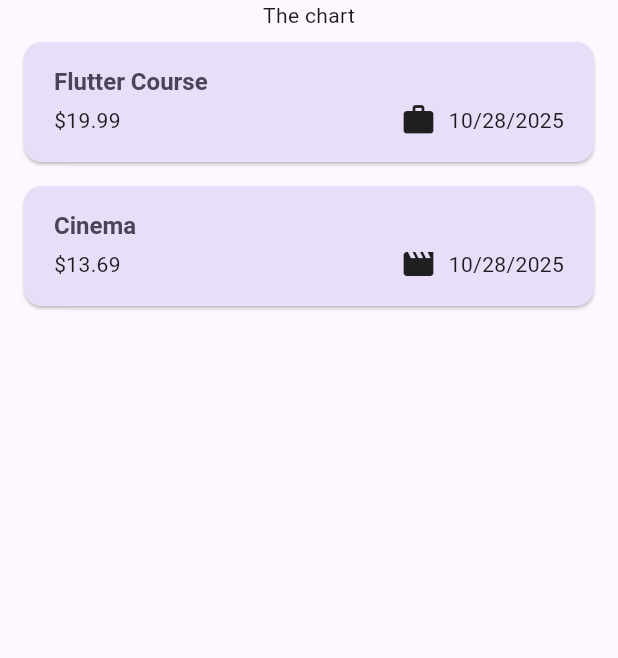
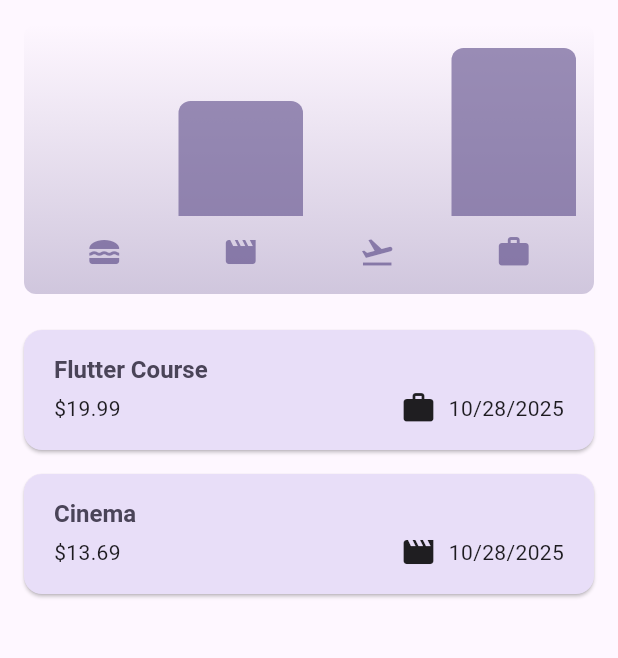
Before and after one commit to victorkimanthi/expense-tracker, a Flutter app: the screen it shows after launch, on a phone screen of 412 x 824 dp, the part 84-742 px from its top. Run offline on Flutter 3.47's test engine with Material 3 defaults, Android fonts, the phone set to English and light mode, and no system bars; missing offline and left inert: dart:ffi.

Commit message:
Added the chart classes for the chart bars

```diff
--- a/lib/models/expense.dart
+++ b/lib/models/expense.dart
@@ -35,3 +35,29 @@ class Expense {
   }
 
 }
+
+class ExpenseBucket {
+  const ExpenseBucket({
+    required this.category,
+    required this.expenses,
+  });
+
+ ExpenseBucket.forCategory(List<Expense> allExpenses, this.category)
+     : expenses = allExpenses
+            .where((expense) => expense.category == category)
+            .toList();
+
+
+  final Category category;
+  final List<Expense> expenses;
+
+  double get totalExpenses {
+    double sum = 0;
+
+    for(final expense in expenses){
+      sum += expense.amount;
+    }
+
+    return sum;
+  }
+}
--- a/lib/widgets/chart/chart.dart
+++ b/lib/widgets/chart/chart.dart
@@ -0,0 +1,95 @@
+import 'package:flutter/material.dart';
+
+import 'package:expenses_tracker/widgets/chart/chart_bar.dart';
+import 'package:expenses_tracker/models/expense.dart';
+
+class Chart extends StatelessWidget {
+  const Chart({super.key, required this.expenses});
+
+  final List<Expense> expenses;
+
+  List<ExpenseBucket> get buckets {
+    return [
+      ExpenseBucket.forCategory(expenses, Category.food),
+      ExpenseBucket.forCategory(expenses, Category.leisure),
+      ExpenseBucket.forCategory(expenses, Category.travel),
+      ExpenseBucket.forCategory(expenses, Category.work),
+    ];
+  }
+
+  double get maxTotalExpense {
+    double maxTotalExpense = 0;
+
+    for (final bucket in buckets) {
+      if (bucket.totalExpenses > maxTotalExpense) {
+        maxTotalExpense = bucket.totalExpenses;
+      }
+    }
+
+    return maxTotalExpense;
+  }
+
+  @override
+  Widget build(BuildContext context) {
+    final isDarkMode =
+        MediaQuery.of(context).platformBrightness == Brightness.dark;
+    return Container(
+      margin: const EdgeInsets.all(16),
+      padding: const EdgeInsets.symmetric(
+        vertical: 16,
+        horizontal: 8,
+      ),
+      width: double.infinity,
+      height: 180,
+      decoration: BoxDecoration(
+        borderRadius: BorderRadius.circular(8),
+        gradient: LinearGradient(
+          colors: [
+            Theme.of(context).colorScheme.primary.withOpacity(0.3),
+            Theme.of(context).colorScheme.primary.withOpacity(0.0)
+          ],
+          begin: Alignment.bottomCenter,
+          end: Alignment.topCenter,
+        ),
+      ),
+      child: Column(
+        children: [
+          Expanded(
+            child: Row(
+              crossAxisAlignment: CrossAxisAlignment.end,
+              children: [
+                for (final bucket in buckets) // alternative to map()
+                  ChartBar(
+                    fill: bucket.totalExpenses == 0
+                        ? 0
+                        : bucket.totalExpenses / maxTotalExpense,
+                  )
+              ],
+            ),
+          ),
+          const SizedBox(height: 12),
+          Row(
+            children: buckets
+                .map(
+                  (bucket) => Expanded(
+                    child: Padding(
+                      padding: const EdgeInsets.symmetric(horizontal: 4),
+                      child: Icon(
+                        categoryIcons[bucket.category],
+                        color: isDarkMode
+                            ? Theme.of(context).colorScheme.secondary
+                            : Theme.of(context)
+                                .colorScheme
+                                .primary
+                                .withOpacity(0.7),
+                      ),
+                    ),
+                  ),
+                )
+                .toList(),
+          )
+        ],
+      ),
+    );
+  }
+}
--- a/lib/widgets/chart/chart_bar.dart
+++ b/lib/widgets/chart/chart_bar.dart
@@ -0,0 +1,34 @@
+import 'package:flutter/material.dart';
+
+class ChartBar extends StatelessWidget {
+  const ChartBar({
+    super.key,
+    required this.fill,
+  });
+
+  final double fill;
+
+  @override
+  Widget build(BuildContext context) {
+    final isDarkMode =
+        MediaQuery.of(context).platformBrightness == Brightness.dark;
+    return Expanded(
+      child: Padding(
+        padding: const EdgeInsets.symmetric(horizontal: 4),
+        child: FractionallySizedBox(
+          heightFactor: fill,
+          child: DecoratedBox(
+            decoration: BoxDecoration(
+              shape: BoxShape.rectangle,
+              borderRadius:
+                  const BorderRadius.vertical(top: Radius.circular(8)),
+              color: isDarkMode
+                  ? Theme.of(context).colorScheme.secondary
+                  : Theme.of(context).colorScheme.primary.withOpacity(0.65),
+            ),
+          ),
+        ),
+      ),
+    );
+  }
+}
--- a/lib/widgets/expenses.dart
+++ b/lib/widgets/expenses.dart
@@ -1,9 +1,12 @@
+
+import 'dart:ffi';
 
 import 'package:expenses_tracker/widgets/expenses_list/expenses_list.dart';
 import 'package:expenses_tracker/models/expense.dart';
 import 'package:expenses_tracker/widgets/new_expense.dart';
 import 'package:flutter/material.dart';
 import 'package:flutter/widgets.dart';
+import 'package:expenses_tracker/widgets/chart/chart.dart';
 
 class Expenses extends StatefulWidget{
   const Expenses({super.key});
@@ -89,7 +92,7 @@ class _ExpensesState extends State<Expenses> {
     ),
       body: Column(
         children:  [
-          const Text("The chart"),
+          Chart(expenses: _registeredExpenses),
           Expanded(child:
           mainContent,
           )
```
